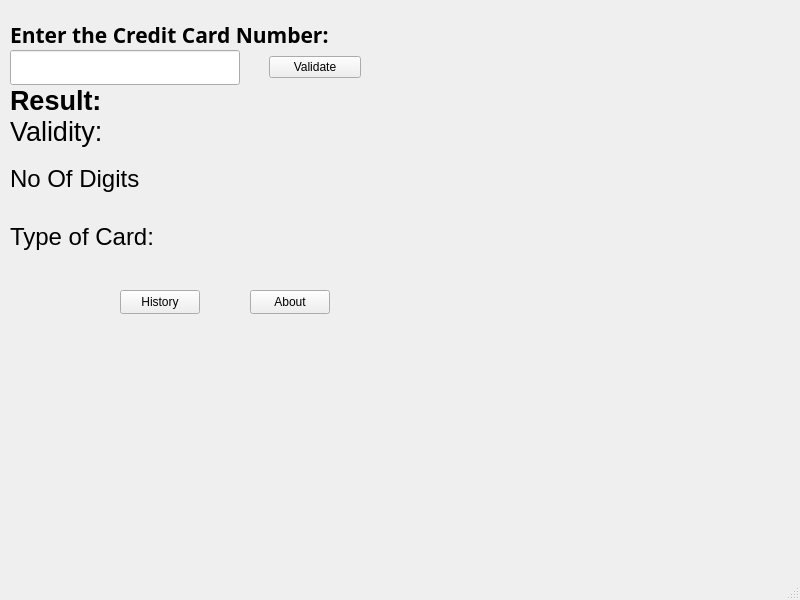
Before: the Qt Designer form mainwindow.ui in Sugam-Baidya/Credit_card_validator, drawn with Qt 5.
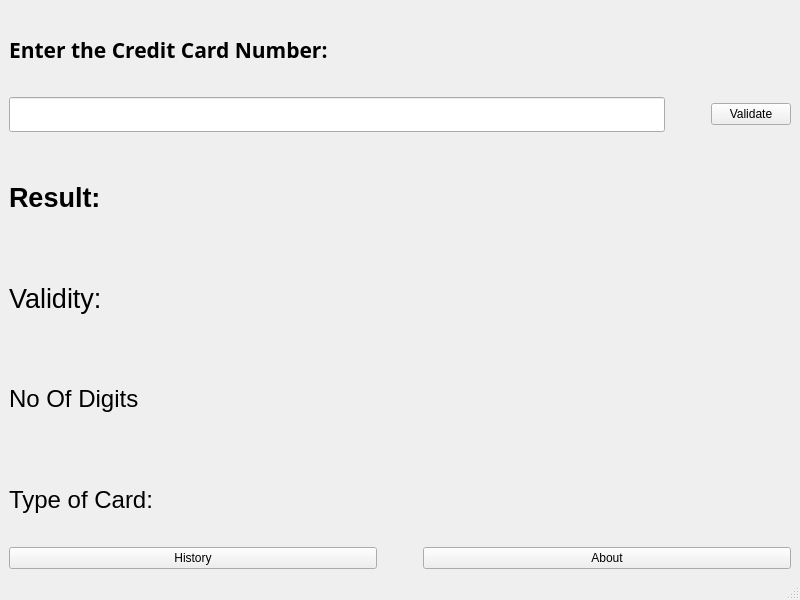
After: the same form once the commit is applied.

Patch:
```diff
--- a/mainwindow.ui
+++ b/mainwindow.ui
@@ -14,21 +14,9 @@
    <string>MainWindow</string>
   </property>
   <widget class="QWidget" name="centralwidget">
-   <widget class="QWidget" name="layoutWidget">
-    <property name="geometry">
-     <rect>
-      <x>10</x>
-      <y>20</y>
-      <width>351</width>
-      <height>185</height>
-     </rect>
-    </property>
     <layout class="QVBoxLayout" name="verticalLayout_2">
      <item>
       <layout class="QVBoxLayout" name="verticalLayout">
-       <property name="spacing">
-        <number>0</number>
-       </property>
        <item>
         <widget class="QLabel" name="label">
          <property name="font">
@@ -44,18 +32,15 @@
         </widget>
        </item>
        <item>
-        <layout class="QHBoxLayout" name="horizontalLayout" stretch="5,2">
-         <property name="spacing">
-          <number>29</number>
-         </property>
-         <property name="sizeConstraint">
-          <enum>QLayout::SetDefaultConstraint</enum>
-         </property>
-         <property name="leftMargin">
-          <number>0</number>
-         </property>
+       <layout class="QHBoxLayout" name="horizontalLayout">
          <item>
           <widget class="QLineEdit" name="lineEdit">
+          <property name="sizePolicy">
+           <sizepolicy hsizetype="Expanding" vsizetype="Minimum">
+            <horstretch>0</horstretch>
+            <verstretch>0</verstretch>
+           </sizepolicy>
+          </property>
            <property name="minimumSize">
             <size>
              <width>0</width>
@@ -69,8 +54,30 @@
            </property>
           </widget>
          </item>
+        <item>
+         <spacer name="horizontalSpacer">
+          <property name="orientation">
+           <enum>Qt::Horizontal</enum>
+          </property>
+          <property name="sizeType">
+           <enum>QSizePolicy::Minimum</enum>
+          </property>
+          <property name="sizeHint" stdset="0">
+           <size>
+            <width>40</width>
+            <height>20</height>
+           </size>
+          </property>
+         </spacer>
+        </item>
          <item>
           <widget class="QPushButton" name="pushButton">
+          <property name="sizePolicy">
+           <sizepolicy hsizetype="Minimum" vsizetype="Fixed">
+            <horstretch>0</horstretch>
+            <verstretch>0</verstretch>
+           </sizepolicy>
+          </property>
            <property name="text">
             <string>Validate</string>
            </property>
@@ -78,6 +85,22 @@
          </item>
         </layout>
        </item>
+      <item>
+       <spacer name="verticalSpacer">
+        <property name="orientation">
+         <enum>Qt::Vertical</enum>
+        </property>
+        <property name="sizeType">
+         <enum>QSizePolicy::Minimum</enum>
+        </property>
+        <property name="sizeHint" stdset="0">
+         <size>
+          <width>20</width>
+          <height>18</height>
+         </size>
+        </property>
+       </spacer>
+      </item>
        <item>
         <widget class="QLabel" name="label_2">
          <property name="font">
@@ -91,6 +114,22 @@
          </property>
         </widget>
        </item>
+      <item>
+       <spacer name="verticalSpacer_2">
+        <property name="orientation">
+         <enum>Qt::Vertical</enum>
+        </property>
+        <property name="sizeType">
+         <enum>QSizePolicy::Minimum</enum>
+        </property>
+        <property name="sizeHint" stdset="0">
+         <size>
+          <width>20</width>
+          <height>13</height>
+         </size>
+        </property>
+       </spacer>
+      </item>
        <item>
         <layout class="QHBoxLayout" name="horizontalLayout_2">
          <item>
@@ -105,6 +144,22 @@
            </property>
           </widget>
          </item>
+        <item>
+         <spacer name="horizontalSpacer_2">
+          <property name="orientation">
+           <enum>Qt::Horizontal</enum>
+          </property>
+          <property name="sizeType">
+           <enum>QSizePolicy::Fixed</enum>
+          </property>
+          <property name="sizeHint" stdset="0">
+           <size>
+            <width>40</width>
+            <height>20</height>
+           </size>
+          </property>
+         </spacer>
+        </item>
          <item>
           <widget class="QLabel" name="label_4">
            <property name="font">
@@ -119,7 +174,21 @@
          </item>
         </layout>
        </item>
-      </layout>
+      <item>
+       <spacer name="verticalSpacer_3">
+        <property name="orientation">
+         <enum>Qt::Vertical</enum>
+        </property>
+        <property name="sizeType">
+         <enum>QSizePolicy::Minimum</enum>
+        </property>
+        <property name="sizeHint" stdset="0">
+         <size>
+          <width>20</width>
+          <height>13</height>
+         </size>
+        </property>
+       </spacer>
      </item>
      <item>
       <layout class="QHBoxLayout" name="horizontalLayout_3">
@@ -135,6 +204,22 @@
          </property>
         </widget>
        </item>
+        <item>
+         <spacer name="horizontalSpacer_3">
+          <property name="orientation">
+           <enum>Qt::Horizontal</enum>
+          </property>
+          <property name="sizeType">
+           <enum>QSizePolicy::Fixed</enum>
+          </property>
+          <property name="sizeHint" stdset="0">
+           <size>
+            <width>40</width>
+            <height>20</height>
+           </size>
+          </property>
+         </spacer>
+        </item>
        <item>
         <widget class="QLabel" name="label_6">
          <property name="font">
@@ -149,17 +234,23 @@
        </item>
       </layout>
      </item>
-    </layout>
-   </widget>
-   <widget class="QWidget" name="layoutWidget">
-    <property name="geometry">
-     <rect>
-      <x>10</x>
-      <y>220</y>
-      <width>351</width>
-      <height>34</height>
-     </rect>
-    </property>
+      <item>
+       <spacer name="verticalSpacer_4">
+        <property name="orientation">
+         <enum>Qt::Vertical</enum>
+        </property>
+        <property name="sizeType">
+         <enum>QSizePolicy::Minimum</enum>
+        </property>
+        <property name="sizeHint" stdset="0">
+         <size>
+          <width>20</width>
+          <height>13</height>
+         </size>
+        </property>
+       </spacer>
+      </item>
+      <item>
     <layout class="QHBoxLayout" name="horizontalLayout_4">
      <item>
       <widget class="QLabel" name="label_7">
@@ -173,6 +264,22 @@
        </property>
       </widget>
      </item>
+        <item>
+         <spacer name="horizontalSpacer_4">
+          <property name="orientation">
+           <enum>Qt::Horizontal</enum>
+          </property>
+          <property name="sizeType">
+           <enum>QSizePolicy::Fixed</enum>
+          </property>
+          <property name="sizeHint" stdset="0">
+           <size>
+            <width>40</width>
+            <height>20</height>
+           </size>
+          </property>
+         </spacer>
+        </item>
      <item>
       <widget class="QLabel" name="label_8">
        <property name="font">
@@ -186,33 +293,44 @@
       </widget>
      </item>
     </layout>
-   </widget>
+      </item>
+      <item>
+       <layout class="QHBoxLayout" name="horizontalLayout_5">
+        <item>
    <widget class="QPushButton" name="pushButton_2">
-    <property name="geometry">
-     <rect>
-      <x>120</x>
-      <y>290</y>
-      <width>80</width>
-      <height>24</height>
-     </rect>
-    </property>
     <property name="text">
      <string>History</string>
     </property>
    </widget>
+        </item>
+        <item>
+         <spacer name="horizontalSpacer_5">
+          <property name="orientation">
+           <enum>Qt::Horizontal</enum>
+          </property>
+          <property name="sizeType">
+           <enum>QSizePolicy::Fixed</enum>
+          </property>
+          <property name="sizeHint" stdset="0">
+           <size>
+            <width>40</width>
+            <height>20</height>
+           </size>
+          </property>
+         </spacer>
+        </item>
+        <item>
    <widget class="QPushButton" name="pushButton_3">
-    <property name="geometry">
-     <rect>
-      <x>250</x>
-      <y>290</y>
-      <width>80</width>
-      <height>24</height>
-     </rect>
-    </property>
     <property name="text">
      <string>About</string>
     </property>
    </widget>
+        </item>
+       </layout>
+      </item>
+     </layout>
+    </item>
+   </layout>
   </widget>
   <widget class="QMenuBar" name="menubar">
    <property name="geometry">
```
Lines whose indentation alone changed are shown as unchanged.
